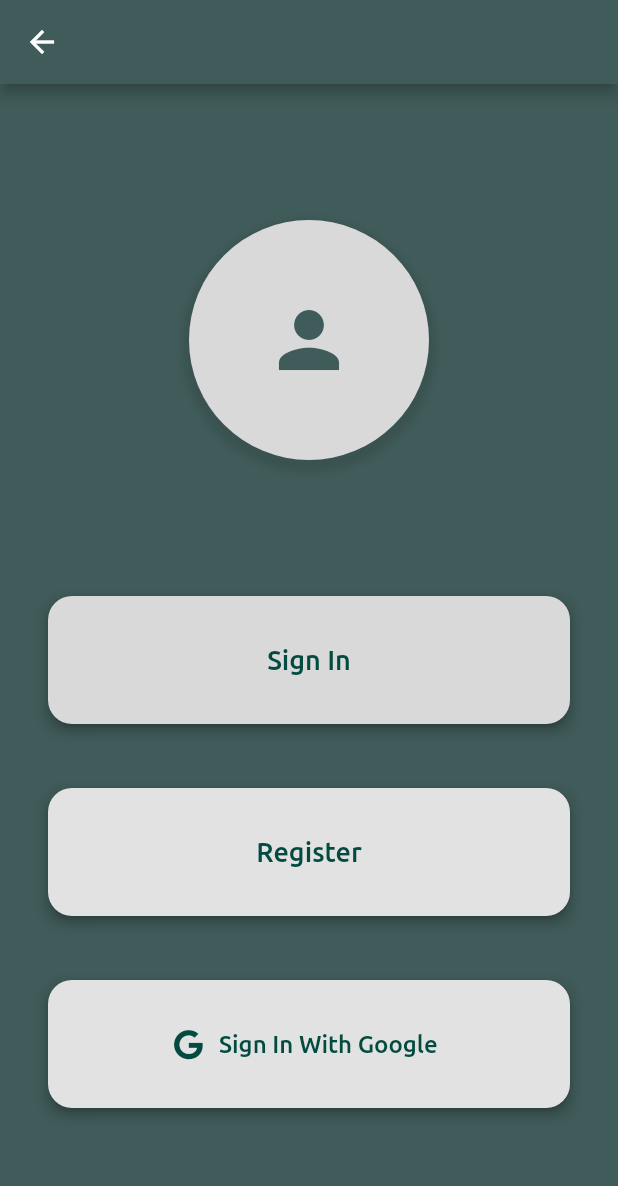
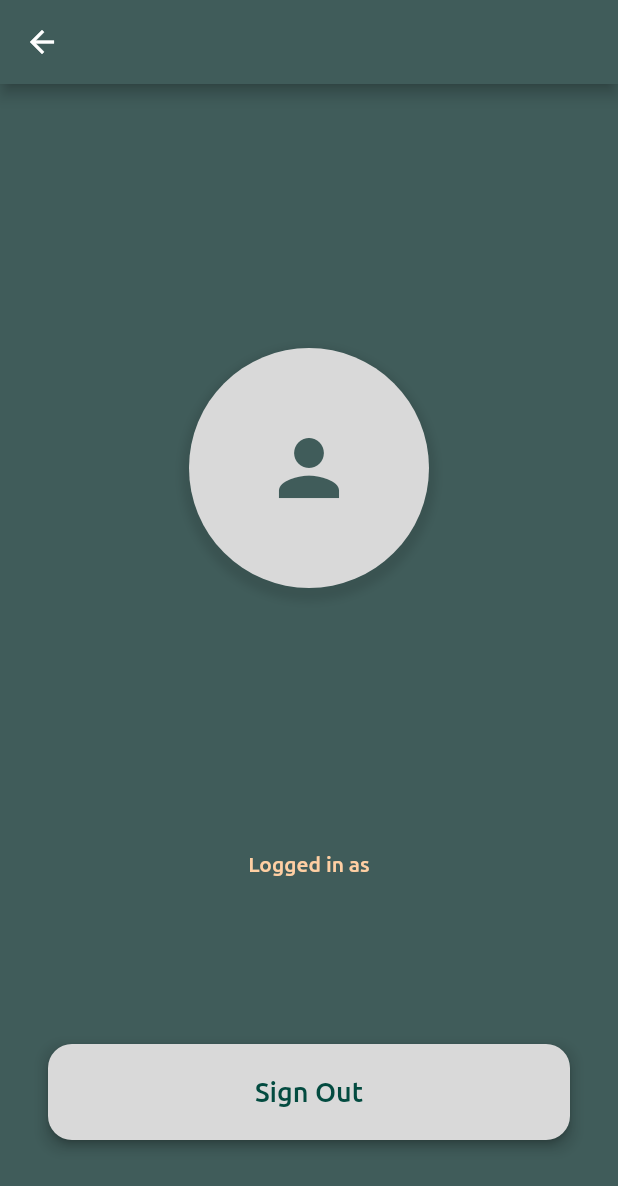
Before and after one commit to curiouslumber/ChatXL, a Flutter app: the FullScreenAvatarPage screen opened directly, on a phone screen of 412 x 824 dp. Shown: the top 1186 px of the screen. Run offline on Flutter 3.47's test engine with Material 2 defaults, Android fonts, the phone set to English and light mode, and no system bars; our stand-ins replace file_picker, firebase_auth, firebase_core, flutter_svg, font_awesome_flutter, get and 2 more; missing offline and left inert: excel; accounts and stored records are empty; generated files the repository leaves out were written again.

Commit message:
bug fixes

```diff
--- a/lib/Home/account.dart
+++ b/lib/Home/account.dart
@@ -46,7 +46,7 @@ class FullScreenAvatarPageState extends State<FullScreenAvatarPage> {
               alignment: Alignment.center,
               color: const Color(0xff405C5A),
               padding: const EdgeInsets.symmetric(horizontal: 32.0),
-              child: !c.signedIn.value
+              child: (!c.signedIn.value && user?.email == null)
                   ? Column(
                       mainAxisAlignment: MainAxisAlignment.center,
                       crossAxisAlignment: CrossAxisAlignment.center,
@@ -86,7 +86,7 @@ class FullScreenAvatarPageState extends State<FullScreenAvatarPage> {
                                       : CircleAvatar(
                                           backgroundImage:
                                               NetworkImage(user!.photoURL!),
-                                          radius: 20,
+                                          radius: 80,
                                         ),
                                 ),
                               ),
```
